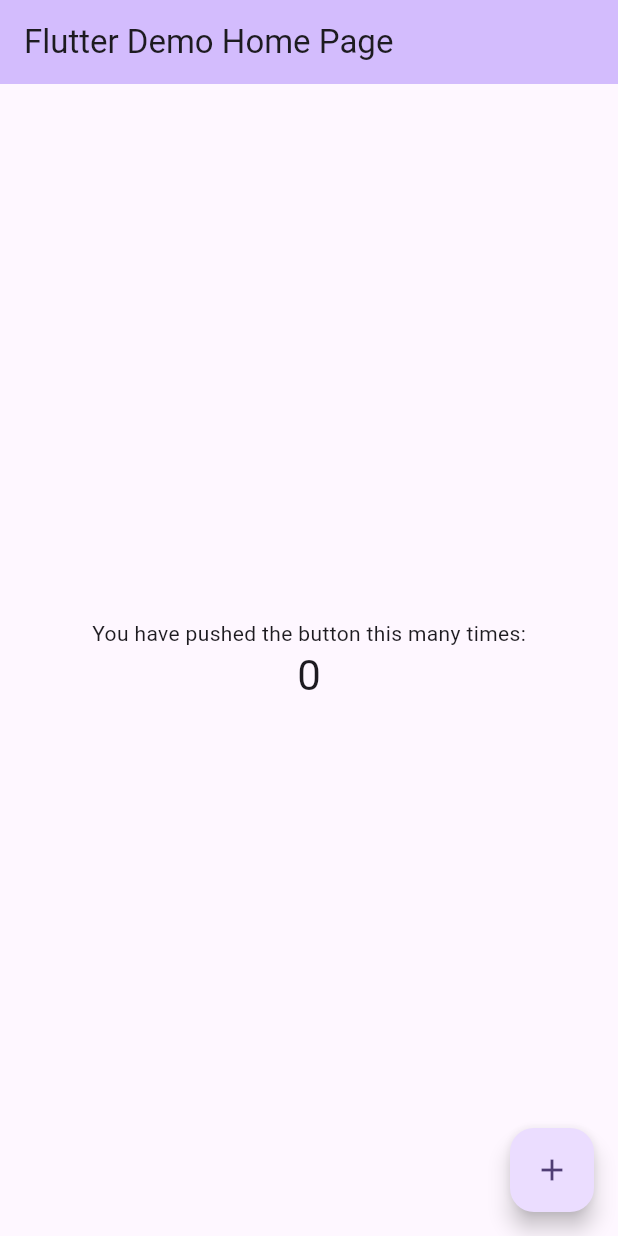
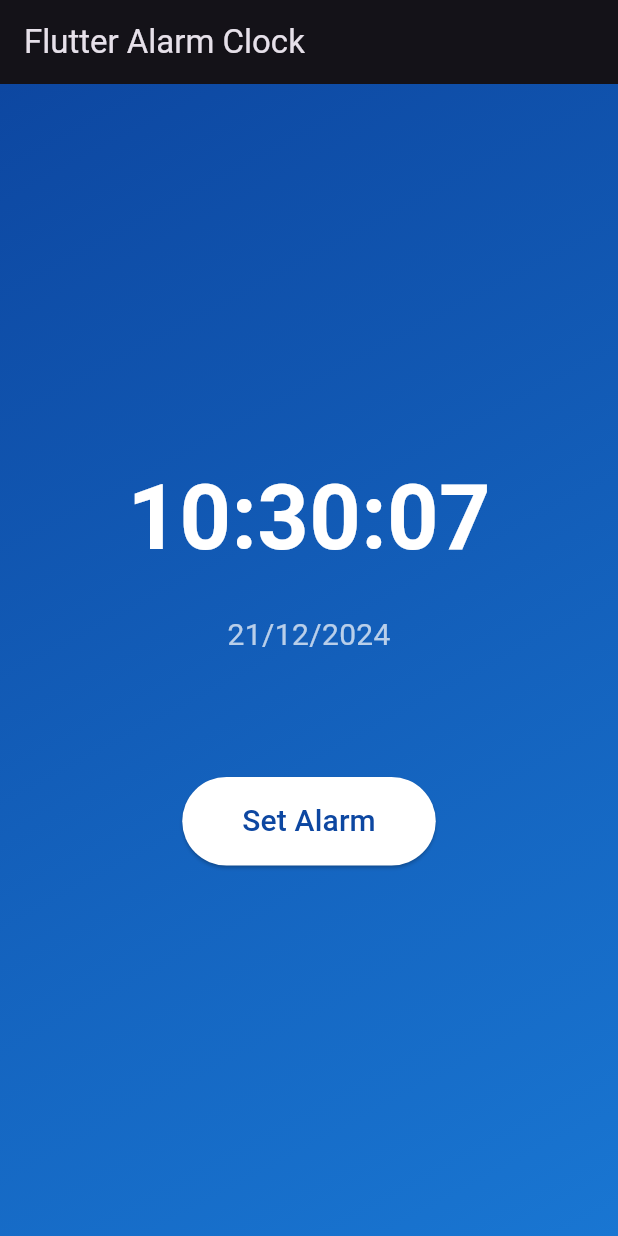
Before and after one commit to adi-code22/Mini-Hackathon-Namma-Flutter-Chennai, a Flutter app: the screen it shows after launch, on a phone screen of 412 x 824 dp. Run offline on Flutter 3.47's test engine with Material 3 defaults, Android fonts, the phone set to English and light mode, and no system bars.

Commit message:
added the base working screen and functionalities in main

```diff
--- a/mini_hack_flutter/lib/main.dart
+++ b/mini_hack_flutter/lib/main.dart
@@ -1,4 +1,5 @@
 import 'package:flutter/material.dart';
+import 'dart:async';
 
 void main() {
   runApp(const MyApp());
@@ -7,119 +8,207 @@
 class MyApp extends StatelessWidget {
   const MyApp({super.key});
 
-  // This widget is the root of your application.
   @override
   Widget build(BuildContext context) {
     return MaterialApp(
-      title: 'Flutter Demo',
+      debugShowCheckedModeBanner: false,
+      title: 'Flutter Alarm Clock',
       theme: ThemeData(
-        // This is the theme of your application.
-        //
-        // TRY THIS: Try running your application with "flutter run". You'll see
-        // the application has a purple toolbar. Then, without quitting the app,
-        // try changing the seedColor in the colorScheme below to Colors.green
-        // and then invoke "hot reload" (save your changes or press the "hot
-        // reload" button in a Flutter-supported IDE, or press "r" if you used
-        // the command line to start the app).
-        //
-        // Notice that the counter didn't reset back to zero; the application
-        // state is not lost during the reload. To reset the state, use hot
-        // restart instead.
-        //
-        // This works for code too, not just values: Most code changes can be
-        // tested with just a hot reload.
-        colorScheme: ColorScheme.fromSeed(seedColor: Colors.deepPurple),
-        useMaterial3: true,
+        primarySwatch: Colors.blue,
+        brightness: Brightness.dark,
       ),
-      home: const MyHomePage(title: 'Flutter Demo Home Page'),
+      home: const AlarmClockScreen(title: 'Flutter Alarm Clock'),
     );
   }
 }
 
-class MyHomePage extends StatefulWidget {
-  const MyHomePage({super.key, required this.title});
-
-  // This widget is the home page of your application. It is stateful, meaning
-  // that it has a State object (defined below) that contains fields that affect
-  // how it looks.
-
-  // This class is the configuration for the state. It holds the values (in this
-  // case the title) provided by the parent (in this case the App widget) and
-  // used by the build method of the State. Fields in a Widget subclass are
-  // always marked "final".
-
+class AlarmClockScreen extends StatefulWidget {
   final String title;
 
+  const AlarmClockScreen({
+    super.key,
+    required this.title,
+  });
+
   @override
-  State<MyHomePage> createState() => _MyHomePageState();
+  State<AlarmClockScreen> createState() => _AlarmClockScreenState();
 }
 
-class _MyHomePageState extends State<MyHomePage> {
-  int _counter = 0;
+class _AlarmClockScreenState extends State<AlarmClockScreen> {
+  late Timer _timer;
+  DateTime _currentTime = DateTime.now();
+  TimeOfDay _selectedTime = TimeOfDay.now();
+  bool _isAlarmSet = false;
+  List<TimeOfDay> _alarms = [];
 
-  void _incrementCounter() {
+  @override
+  void initState() {
+    super.initState();
+    _startTimer();
+  }
+
+  @override
+  void dispose() {
+    _timer.cancel();
+    super.dispose();
+  }
+
+  void _startTimer() {
+    _timer = Timer.periodic(const Duration(seconds: 1), (timer) {
       setState(() {
-      // This call to setState tells the Flutter framework that something has
-      // changed in this State, which causes it to rerun the build method below
-      // so that the display can reflect the updated values. If we changed
-      // _counter without calling setState(), then the build method would not be
-      // called again, and so nothing would appear to happen.
-      _counter++;
+        _currentTime = DateTime.now();
+        _checkAlarm();
       });
+    });
+  }
+
+  void _checkAlarm() {
+    if (_isAlarmSet) {
+      for (var alarm in _alarms) {
+        if (alarm.hour == _currentTime.hour &&
+            alarm.minute == _currentTime.minute &&
+            _currentTime.second == 0) {
+          _showAlarmDialog();
+        }
+      }
+    }
+  }
+
+  Future<void> _showAlarmDialog() async {
+    return showDialog(
+      context: context,
+      barrierDismissible: false,
+      builder: (BuildContext context) {
+        return AlertDialog(
+          title: const Text('Wake Up!'),
+          content: const Text('Time to start your day!'),
+          actions: <Widget>[
+            TextButton(
+              child: const Text('Snooze'),
+              onPressed: () {
+                Navigator.of(context).pop();
+                // Add 5 minutes to the current alarm
+                TimeOfDay snoozeTime = TimeOfDay(
+                  hour: (_currentTime.hour + ((_currentTime.minute + 5) ~/ 60)) % 24,
+                  minute: (_currentTime.minute + 5) % 60,
+                );
+                setState(() {
+                  _alarms.add(snoozeTime);
+                });
+              },
+            ),
+            TextButton(
+              child: const Text('Stop'),
+              onPressed: () {
+                Navigator.of(context).pop();
+              },
+            ),
+          ],
+        );
+      },
+    );
+  }
+
+  Future<void> _selectTime(BuildContext context) async {
+    final TimeOfDay? picked = await showTimePicker(
+      context: context,
+      initialTime: _selectedTime,
+    );
+    if (picked != null && picked != _selectedTime) {
+      setState(() {
+        _selectedTime = picked;
+        _alarms.add(_selectedTime);
+        _isAlarmSet = true;
+      });
+    }
+  }
+
+  String _formatTime(DateTime time) {
+    return '${time.hour.toString().padLeft(2, '0')}:'
+           '${time.minute.toString().padLeft(2, '0')}:'
+           '${time.second.toString().padLeft(2, '0')}';
   }
 
   @override
   Widget build(BuildContext context) {
-    // This method is rerun every time setState is called, for instance as done
-    // by the _incrementCounter method above.
-    //
-    // The Flutter framework has been optimized to make rerunning build methods
-    // fast, so that you can just rebuild anything that needs updating rather
-    // than having to individually change instances of widgets.
     return Scaffold(
       appBar: AppBar(
-        // TRY THIS: Try changing the color here to a specific color (to
-        // Colors.amber, perhaps?) and trigger a hot reload to see the AppBar
-        // change color while the other colors stay the same.
-        backgroundColor: Theme.of(context).colorScheme.inversePrimary,
-        // Here we take the value from the MyHomePage object that was created by
-        // the App.build method, and use it to set our appbar title.
         title: Text(widget.title),
+        backgroundColor: Colors.transparent,
+        elevation: 0,
       ),
-      body: Center(
-        // Center is a layout widget. It takes a single child and positions it
-        // in the middle of the parent.
+      body: Container(
+        decoration: BoxDecoration(
+          gradient: LinearGradient(
+            begin: Alignment.topLeft,
+            end: Alignment.bottomRight,
+            colors: [
+              Colors.blue.shade900,
+              Colors.blue.shade700,
+            ],
+          ),
+        ),
+        child: Center(
           child: Column(
-          // Column is also a layout widget. It takes a list of children and
-          // arranges them vertically. By default, it sizes itself to fit its
-          // children horizontally, and tries to be as tall as its parent.
-          //
-          // Column has various properties to control how it sizes itself and
-          // how it positions its children. Here we use mainAxisAlignment to
-          // center the children vertically; the main axis here is the vertical
-          // axis because Columns are vertical (the cross axis would be
-          // horizontal).
-          //
-          // TRY THIS: Invoke "debug painting" (choose the "Toggle Debug Paint"
-          // action in the IDE, or press "p" in the console), to see the
-          // wireframe for each widget.
             mainAxisAlignment: MainAxisAlignment.center,
             children: <Widget>[
+              Text(
+                _formatTime(_currentTime),
+                style: const TextStyle(
+                  fontSize: 60,
+                  fontWeight: FontWeight.bold,
+                  color: Colors.white,
+                ),
+              ),
+              const SizedBox(height: 20),
+              Text(
+                '${_currentTime.day}/${_currentTime.month}/${_currentTime.year}',
+                style: const TextStyle(
+                  fontSize: 20,
+                  color: Colors.white70,
+                ),
+              ),
+              const SizedBox(height: 40),
+              if (_alarms.isNotEmpty) ...[
                 const Text(
-              'You have pushed the button this many times:',
+                  'Active Alarms:',
+                  style: TextStyle(
+                    fontSize: 20,
+                    color: Colors.white70,
                   ),
-            Text(
-              '$_counter',
-              style: Theme.of(context).textTheme.headlineMedium,
+                ),
+                const SizedBox(height: 10),
+                ..._alarms.map((alarm) => Padding(
+                  padding: const EdgeInsets.symmetric(vertical: 5),
+                  child: Text(
+                    '${alarm.hour.toString().padLeft(2, '0')}:${alarm.minute.toString().padLeft(2, '0')}',
+                    style: const TextStyle(
+                      fontSize: 20,
+                      color: Colors.white,
+                    ),
+                  ),
+                )).toList(),
+              ],
+              const SizedBox(height: 40),
+              ElevatedButton(
+                style: ElevatedButton.styleFrom(
+                  padding: const EdgeInsets.symmetric(
+                    horizontal: 40,
+                    vertical: 15,
+                  ),
+                  backgroundColor: Colors.white,
+                  foregroundColor: Colors.blue.shade900,
+                ),
+                onPressed: () => _selectTime(context),
+                child: const Text(
+                  'Set Alarm',
+                  style: TextStyle(fontSize: 20),
+                ),
               ),
             ],
           ),
         ),
-      floatingActionButton: FloatingActionButton(
-        onPressed: _incrementCounter,
-        tooltip: 'Increment',
-        child: const Icon(Icons.add),
-      ), // This trailing comma makes auto-formatting nicer for build methods.
+      ),
     );
   }
 }
```
Lines whose indentation alone changed are shown as unchanged.
